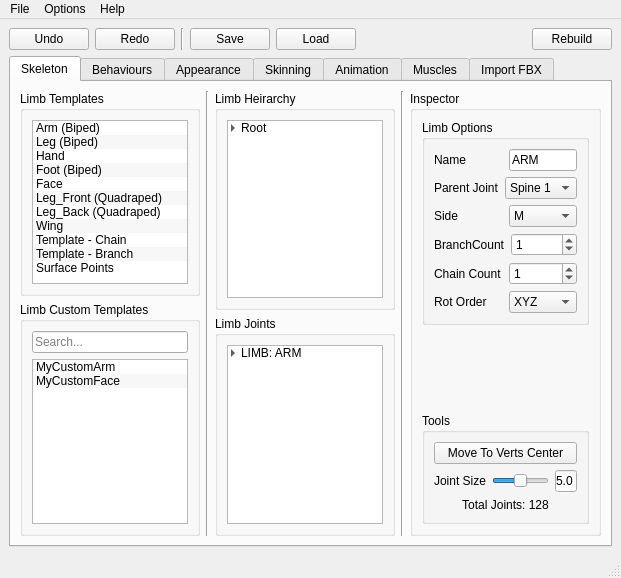
Qt form _REF/Mockup_UI/TPMAR_Main_05.ui (TPayneExperience/TrevorPaynes_RigAndAnimSuite) before a commit.
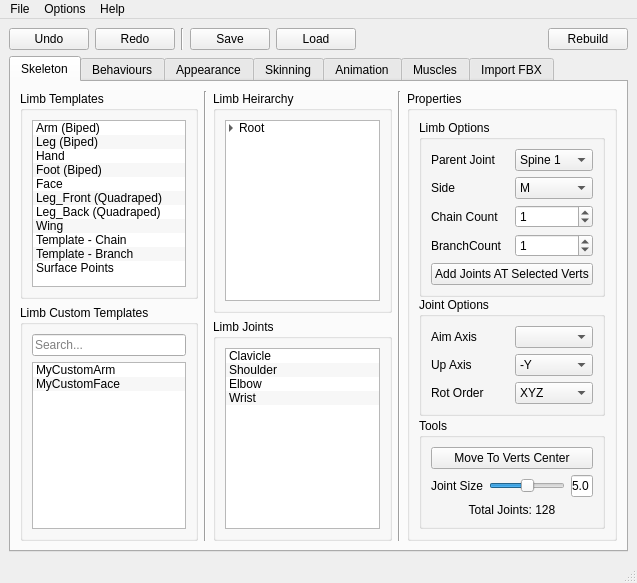
The same form after that commit. The open tabs and pages were chosen to show the change.

```diff
--- a/_REF/Mockup_UI/TPMAR_Main_05.ui
+++ b/_REF/Mockup_UI/TPMAR_Main_05.ui
@@ -6,7 +6,7 @@
    <rect>
     <x>0</x>
     <y>0</y>
-    <width>621</width>
+    <width>637</width>
     <height>568</height>
    </rect>
   </property>
@@ -320,68 +320,29 @@
                  <item>
                   <layout class="QVBoxLayout" name="verticalLayout_25">
                    <item>
-                    <widget class="QTreeWidget" name="treeWidget_3">
+                    <widget class="QListWidget" name="listWidget_3">
                      <property name="alternatingRowColors">
                       <bool>true</bool>
                      </property>
-                     <property name="selectionMode">
-                      <enum>QAbstractItemView::ExtendedSelection</enum>
-                     </property>
-                     <property name="indentation">
-                      <number>10</number>
-                     </property>
-                     <property name="headerHidden">
-                      <bool>true</bool>
-                     </property>
-                     <column>
+                     <item>
                       <property name="text">
-                       <string>1</string>
+                       <string>Clavicle</string>
                       </property>
-                     </column>
+                     </item>
                      <item>
                       <property name="text">
-                       <string>LIMB: ARM</string>
+                       <string>Shoulder</string>
                       </property>
-                      <item>
-                       <property name="text">
-                        <string>CLV [R]</string>
-                       </property>
-                       <item>
-                        <property name="text">
-                         <string>SLD [R]</string>
-                        </property>
-                        <item>
-                         <property name="text">
-                          <string>ELB [R]</string>
-                         </property>
-                         <item>
-                          <property name="text">
-                           <string>WRS [R]</string>
-                          </property>
-                         </item>
-                        </item>
-                       </item>
-                      </item>
-                      <item>
-                       <property name="text">
-                        <string>CLV [L]</string>
-                       </property>
-                       <item>
-                        <property name="text">
-                         <string>SLD [L]</string>
-                        </property>
-                        <item>
-                         <property name="text">
-                          <string>ELB [L]</string>
-                         </property>
-                         <item>
-                          <property name="text">
-                           <string>WRS [L]</string>
-                          </property>
-                         </item>
-                        </item>
-                       </item>
-                      </item>
+                     </item>
+                     <item>
+                      <property name="text">
+                       <string>Elbow</string>
+                      </property>
+                     </item>
+                     <item>
+                      <property name="text">
+                       <string>Wrist</string>
+                      </property>
                      </item>
                     </widget>
                    </item>
@@ -404,7 +365,7 @@
               <item>
                <widget class="QGroupBox" name="groupBox_3">
                 <property name="title">
-                 <string>Inspector</string>
+                 <string>Properties</string>
                 </property>
                 <layout class="QHBoxLayout" name="horizontalLayout_6">
                  <item>
@@ -423,30 +384,6 @@
                         <property name="spacing">
                          <number>6</number>
                         </property>
-                        <item>
-                         <layout class="QHBoxLayout" name="horizontalLayout_13">
-                          <item>
-                           <widget class="QLabel" name="label_5">
-                            <property name="text">
-                             <string>Name</string>
-                            </property>
-                           </widget>
-                          </item>
-                          <item>
-                           <widget class="QLineEdit" name="lineEdit_7">
-                            <property name="sizePolicy">
-                             <sizepolicy hsizetype="Ignored" vsizetype="Fixed">
-                              <horstretch>0</horstretch>
-                              <verstretch>0</verstretch>
-                             </sizepolicy>
-                            </property>
-                            <property name="text">
-                             <string>ARM</string>
-                            </property>
-                           </widget>
-                          </item>
-                         </layout>
-                        </item>
                         <item>
                          <layout class="QHBoxLayout" name="horizontalLayout_38">
                           <item>
@@ -520,24 +457,6 @@
                           </item>
                          </layout>
                         </item>
-                        <item>
-                         <layout class="QHBoxLayout" name="horizontalLayout_41">
-                          <item>
-                           <widget class="QLabel" name="label_6">
-                            <property name="text">
-                             <string>BranchCount</string>
-                            </property>
-                           </widget>
-                          </item>
-                          <item>
-                           <widget class="QSpinBox" name="spinBox_2">
-                            <property name="value">
-                             <number>1</number>
-                            </property>
-                           </widget>
-                          </item>
-                         </layout>
-                        </item>
                         <item>
                          <layout class="QHBoxLayout" name="horizontalLayout_42">
                           <item>
@@ -557,16 +476,153 @@
                          </layout>
                         </item>
                         <item>
+                         <layout class="QHBoxLayout" name="horizontalLayout_41">
+                          <item>
+                           <widget class="QLabel" name="label_6">
+                            <property name="text">
+                             <string>BranchCount</string>
+                            </property>
+                           </widget>
+                          </item>
+                          <item>
+                           <widget class="QSpinBox" name="spinBox_2">
+                            <property name="value">
+                             <number>1</number>
+                            </property>
+                           </widget>
+                          </item>
+                         </layout>
+                        </item>
+                        <item>
+                         <widget class="QPushButton" name="pushButton_8">
+                          <property name="text">
+                           <string>Add Joints AT Selected Verts</string>
+                          </property>
+                         </widget>
+                        </item>
+                       </layout>
+                      </item>
+                     </layout>
+                    </widget>
+                   </item>
+                   <item>
+                    <widget class="QGroupBox" name="groupBox_26">
+                     <property name="title">
+                      <string>Joint Options</string>
+                     </property>
+                     <layout class="QVBoxLayout" name="verticalLayout_33">
+                      <item>
+                       <layout class="QVBoxLayout" name="verticalLayout_51">
+                        <property name="spacing">
+                         <number>6</number>
+                        </property>
+                        <item>
                          <layout class="QHBoxLayout" name="horizontalLayout_11">
                           <item>
                            <widget class="QLabel" name="label_3">
                             <property name="text">
-                             <string>Rot Order</string>
+                             <string>Aim Axis</string>
                             </property>
                            </widget>
                           </item>
                           <item>
                            <widget class="QComboBox" name="comboBox_2">
+                            <property name="currentIndex">
+                             <number>-1</number>
+                            </property>
+                            <item>
+                             <property name="text">
+                              <string>X</string>
+                             </property>
+                            </item>
+                            <item>
+                             <property name="text">
+                              <string>-X</string>
+                             </property>
+                            </item>
+                            <item>
+                             <property name="text">
+                              <string>Y</string>
+                             </property>
+                            </item>
+                            <item>
+                             <property name="text">
+                              <string>-Y</string>
+                             </property>
+                            </item>
+                            <item>
+                             <property name="text">
+                              <string>Z</string>
+                             </property>
+                            </item>
+                            <item>
+                             <property name="text">
+                              <string>-Z</string>
+                             </property>
+                            </item>
+                           </widget>
+                          </item>
+                         </layout>
+                        </item>
+                        <item>
+                         <layout class="QHBoxLayout" name="horizontalLayout_13">
+                          <item>
+                           <widget class="QLabel" name="label_5">
+                            <property name="text">
+                             <string>Up Axis</string>
+                            </property>
+                           </widget>
+                          </item>
+                          <item>
+                           <widget class="QComboBox" name="comboBox_12">
+                            <property name="currentIndex">
+                             <number>3</number>
+                            </property>
+                            <item>
+                             <property name="text">
+                              <string>X</string>
+                             </property>
+                            </item>
+                            <item>
+                             <property name="text">
+                              <string>-X</string>
+                             </property>
+                            </item>
+                            <item>
+                             <property name="text">
+                              <string>Y</string>
+                             </property>
+                            </item>
+                            <item>
+                             <property name="text">
+                              <string>-Y</string>
+                             </property>
+                            </item>
+                            <item>
+                             <property name="text">
+                              <string>Z</string>
+                             </property>
+                            </item>
+                            <item>
+                             <property name="text">
+                              <string>-Z</string>
+                             </property>
+                            </item>
+                           </widget>
+                          </item>
+                         </layout>
+                        </item>
+                        <item>
+                         <layout class="QHBoxLayout" name="horizontalLayout_40">
+                          <item>
+                           <widget class="QLabel" name="label_20">
+                            <property name="text">
+                             <string>Rot Order</string>
+                            </property>
+                           </widget>
+                          </item>
+                          <item>
+                           <widget class="QComboBox" name="comboBox_10">
                             <item>
                              <property name="text">
                               <string>XYZ</string>
@@ -3769,7 +3825,7 @@
     <rect>
      <x>0</x>
      <y>0</y>
-     <width>621</width>
+     <width>637</width>
      <height>21</height>
     </rect>
    </property>
```
Left out of the diff: 26 changed lines with no effect on the pictures.
